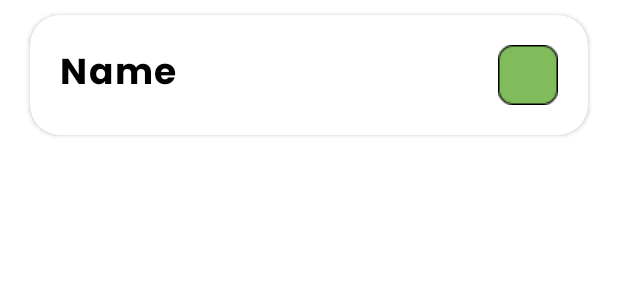
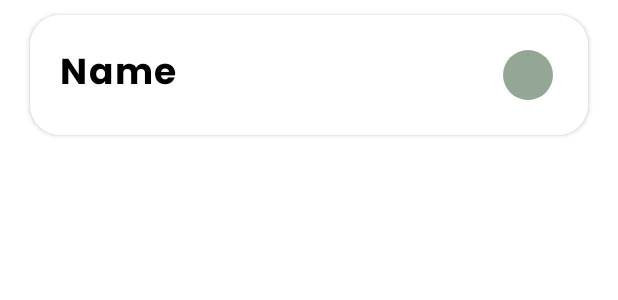
Before and after one commit to pasl92/BigEye, an Android app: the layout monitor_list.xml on its own in the app's theme, with its tools: preview values and no code run, on a phone screen of 412 x 824 dp. Shown: the top 300 px of the screen. Run offline under Robolectric (Android 15) with nearby library versions, the phone set to English and light mode, and no system bars.

Commit message:
add colors status png

```diff
--- /dev/null
+++ b/app/src/main/res/drawable-anydpi/ic_status.xml
@@ -0,0 +1,11 @@
+<vector xmlns:android="http://schemas.android.com/apk/res/android"
+    android:width="40dp"
+    android:height="40dp"
+    android:viewportWidth="24"
+    android:viewportHeight="24"
+    android:tint="#294F29"
+    android:alpha="0.5">
+  <path
+      android:fillColor="@android:color/white"
+      android:pathData="M12,12m-10,0a10,10 0,1 1,20 0a10,10 0,1 1,-20 0"/>
+</vector>
--- a/app/src/main/res/layout/activity_bigeye.xml
+++ b/app/src/main/res/layout/activity_bigeye.xml
@@ -7,6 +7,7 @@
     android:layout_width="match_parent"
     android:layout_height="match_parent"
     android:background="@color/light_grey_app">
+
 
     <androidx.constraintlayout.widget.ConstraintLayout
         android:id="@+id/constraintLayout"
@@ -22,8 +23,8 @@
         <androidx.constraintlayout.widget.ConstraintLayout
             android:layout_width="wrap_content"
             android:layout_height="wrap_content"
-            android:layout_marginStart="65dp"
-            android:layout_marginTop="40dp"
+            android:layout_marginStart="30dp"
+            android:layout_marginTop="50dp"
             android:layout_marginBottom="40dp"
             app:layout_constraintBottom_toBottomOf="parent"
             app:layout_constraintStart_toStartOf="parent"
@@ -82,7 +83,6 @@
 
         </androidx.constraintlayout.widget.ConstraintLayout>
 
-
     </androidx.constraintlayout.widget.ConstraintLayout>
 
     <androidx.recyclerview.widget.RecyclerView
--- a/app/src/main/res/layout/monitor_list.xml
+++ b/app/src/main/res/layout/monitor_list.xml
@@ -9,10 +9,12 @@
     android:layout_marginTop="10dp"
     android:layout_marginBottom="10dp"
     app:cardCornerRadius="20dp"
-    android:elevation="8dp">
+    android:elevation="8dp"
+    android:background="@color/white_app">
     <androidx.constraintlayout.widget.ConstraintLayout
         android:layout_width="match_parent"
-        android:layout_height="wrap_content">
+        android:layout_height="wrap_content"
+        android:background="@color/white_app" >
 
 
         <TextView
@@ -20,25 +22,25 @@
             android:layout_width="0dp"
             android:layout_height="wrap_content"
             android:layout_marginStart="20dp"
-            android:layout_marginEnd="20dp"
+            android:layout_marginEnd="10dp"
             android:text="Name"
             android:textAppearance="@style/listItem"
             app:layout_constraintBottom_toBottomOf="parent"
-            app:layout_constraintEnd_toStartOf="@+id/imageView"
+            app:layout_constraintEnd_toStartOf="@+id/imageMonitorStatus"
             app:layout_constraintStart_toStartOf="parent"
             app:layout_constraintTop_toTopOf="parent" />
 
         <ImageView
-            android:id="@+id/imageView"
-            android:layout_width="40dp"
-            android:layout_height="40dp"
+            android:id="@+id/imageMonitorStatus"
+            android:layout_width="wrap_content"
+            android:layout_height="wrap_content"
             android:layout_marginTop="20dp"
             android:layout_marginEnd="20dp"
             android:layout_marginBottom="20dp"
             app:layout_constraintBottom_toBottomOf="parent"
             app:layout_constraintEnd_toEndOf="parent"
             app:layout_constraintTop_toTopOf="parent"
-            app:srcCompat="@drawable/ok_icon" />
+            app:srcCompat="@drawable/ic_status" />
 
     </androidx.constraintlayout.widget.ConstraintLayout>
 </androidx.cardview.widget.CardView>
```
Also changed, not shown: app/src/main/java/com/example/bigeye/BigEyeActivity.kt (+12 -4 lines), app/src/main/java/com/example/bigeye/MyAdapter.kt (+13 -1 lines), app/src/main/java/com/example/bigeye/model/MonitorIdResponse.kt (+0 -7 lines), app/src/main/java/com/example/bigeye/model/MonitorListResponse.kt (+8 -1 lines), app/src/main/res/drawable-hdpi/ic_status.png (added), app/src/main/res/drawable-mdpi/ic_status.png (added), app/src/main/res/drawable-xhdpi/ic_status.png (added), app/src/main/res/drawable-xxhdpi/ic_status.png (added).
